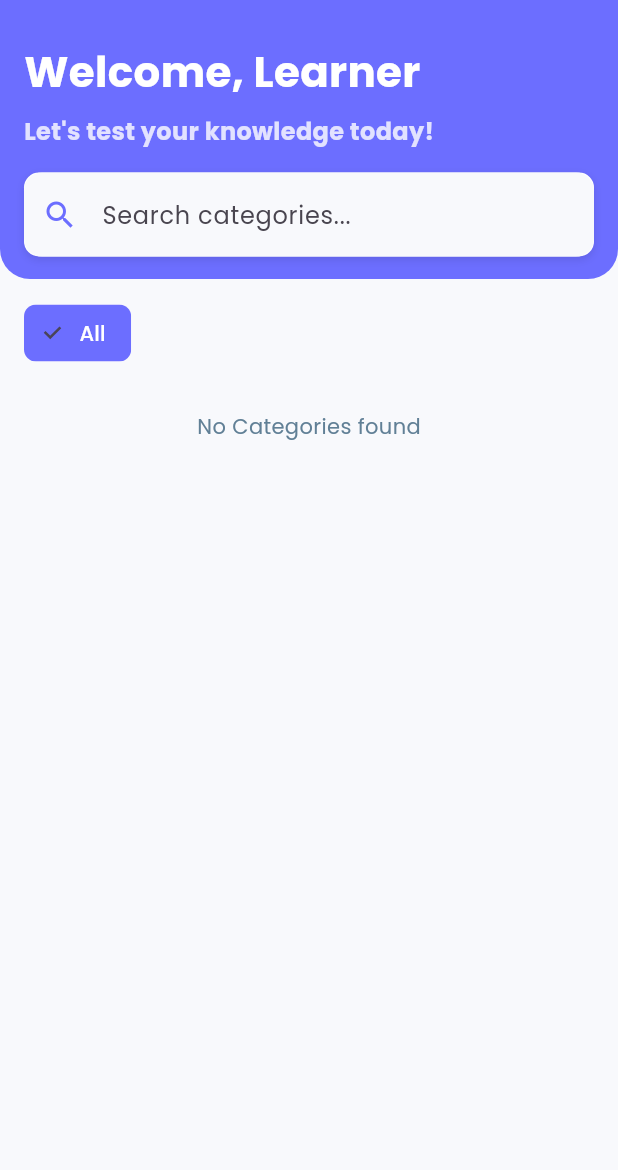
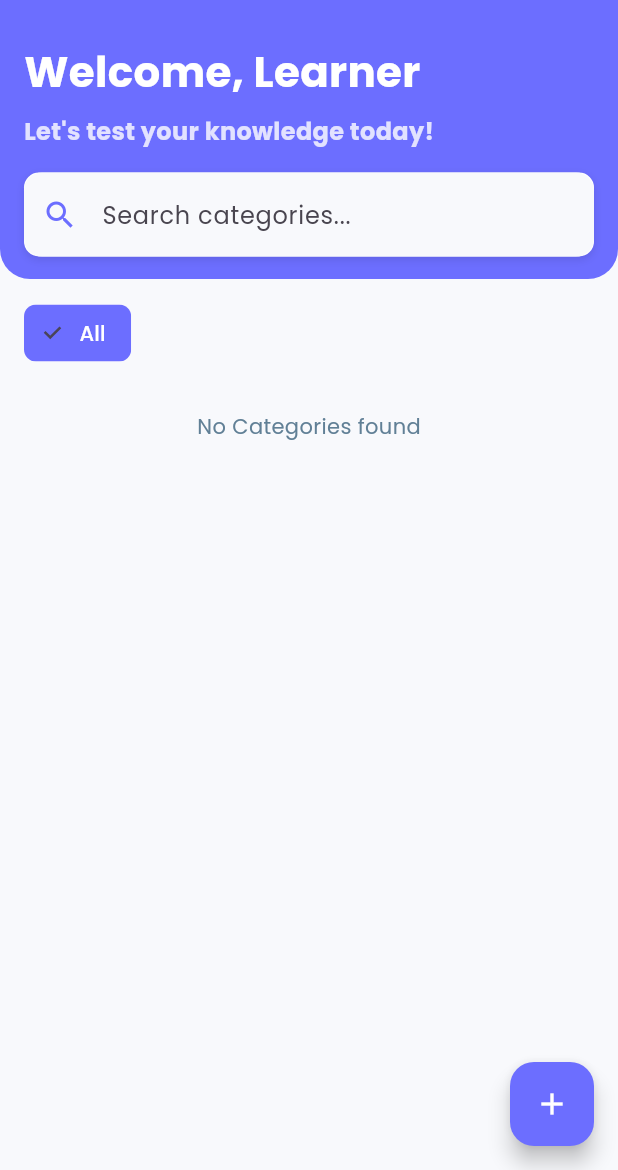
Before and after one commit to HND03/quiz_app, a Flutter app: the screen it shows after launch, on a phone screen of 412 x 824 dp, the part 66-1236 px from its top. Run offline on Flutter 3.47's test engine with Material 3 defaults, Android fonts, the phone set to English and light mode, and no system bars; our stand-ins replace cloud_firestore, firebase_core, flutter_animate, google_fonts, percent_indicator; accounts and stored records are empty.

Commit message:
"Refresh on home_screen"

```diff
--- a/lib/view/admin/admin_home_screen.dart
+++ b/lib/view/admin/admin_home_screen.dart
@@ -144,7 +144,7 @@ class _AdminHomeScreenState extends State<AdminHomeScreen> {
       appBar: AppBar(
         backgroundColor: AppTheme.backgroundColor,
         title: Text(
-          'Admin Dashboard',
+          'Quiz Manager',
           style: TextStyle(fontWeight: FontWeight.bold),
         ),
         elevation: 0,
@@ -172,7 +172,7 @@ class _AdminHomeScreenState extends State<AdminHomeScreen> {
                 crossAxisAlignment: CrossAxisAlignment.stretch,
                 children: [
                   Text(
-                    'Welcome Admin',
+                    'Welcome User',
                     style: TextStyle(
                       fontSize: 24,
                       fontWeight: FontWeight.bold,
--- a/lib/view/user/home_screen.dart
+++ b/lib/view/user/home_screen.dart
@@ -3,6 +3,7 @@ import 'package:flutter/material.dart';
 import 'package:flutter_animate/flutter_animate.dart';
 import 'package:quiz_app/model/category.dart';
 import 'package:quiz_app/theme/theme.dart';
+import '../admin/admin_home_screen.dart';
 import 'category_screen.dart';
 
 class HomeScreen extends StatefulWidget {
@@ -13,7 +14,10 @@ class HomeScreen extends StatefulWidget {
 }
 
 class _HomeScreenState extends State<HomeScreen> {
+  final GlobalKey<RefreshIndicatorState> _refreshIndicatorKey =
+      GlobalKey<RefreshIndicatorState>();
   final TextEditingController _searchController = TextEditingController();
+  bool _isLoading = false;
   List<Category> _allCategories = [];
   List<Category> _filteredCategories = [];
 
@@ -28,10 +32,16 @@ class _HomeScreenState extends State<HomeScreen> {
   }
 
   Future<void> _fetchCategories() async {
+    setState(() {
+      _isLoading = true;
+    });
+    try {
       final snapshot = await FirebaseFirestore.instance
           .collection('categories')
           .orderBy('createdAt', descending: true)
           .get();
+      // Kiểm tra xem widget có còn trên cây widget không trước khi gọi setState
+      if (mounted) {
         setState(() {
           _allCategories = snapshot.docs
               .map((doc) => Category.fromMap(doc.id, doc.data()))
@@ -40,7 +50,21 @@ class _HomeScreenState extends State<HomeScreen> {
               ['All'] +
               _allCategories.map((category) => category.name).toSet().toList();
           _filteredCategories = _allCategories;
+          // THÊM DÒNG NÀY ĐỂ ĐƯA BỘ LỌC VỀ BAN ĐẦU
+          _selectedFilter = 'All';
+          // Cũng nên reset cả ô tìm kiếm
+          _searchController.clear();
+          _isLoading = false;
         });
+      }
+    } catch (e) {
+      if (mounted) {
+        setState(() {
+          _isLoading =
+              false; // Tải xong (thành công hoặc thất bại), đặt lại thành false
+        });
+      }
+    }
   }
 
   void _filterCategories(String query, {String? categoryFilter}) {
@@ -63,7 +87,26 @@ class _HomeScreenState extends State<HomeScreen> {
   Widget build(BuildContext context) {
     return Scaffold(
       backgroundColor: AppTheme.backgroundColor,
-      body: CustomScrollView(
+      floatingActionButton: FloatingActionButton(
+        onPressed: () {
+          // Điều hướng đến màn hình AdminHomeScreen
+          Navigator.push(
+            context,
+            MaterialPageRoute(builder: (context) => AdminHomeScreen()),
+          );
+        },
+        backgroundColor: AppTheme.primaryColor, // Sử dụng màu chủ đạo
+        child: Icon(
+          Icons.add, // Hoặc bạn có thể dùng Icons.add hoặc Icons.settings
+          color: Colors.white,
+        ),
+        tooltip: 'Quiz Manager', // Gợi ý nhỏ khi người dùng nhấn giữ nút
+      ),
+      body: RefreshIndicator(
+        key: _refreshIndicatorKey,
+        onRefresh: _fetchCategories,
+        color: AppTheme.primaryColor,
+        child: CustomScrollView(
           slivers: [
             SliverAppBar(
               expandedHeight: 230,
@@ -78,12 +121,18 @@ class _HomeScreenState extends State<HomeScreen> {
                   bottomRight: Radius.circular(20),
                 ),
               ),
-            title: Text(
+              title: GestureDetector(
+                onTap: () {
+                  // Gọi lại hàm fetch để làm mới dữ liệu
+                  _refreshIndicatorKey.currentState?.show();
+                },
+                child: Text(
                   "Quiz App",
                   style: TextStyle(
                     fontSize: 24,
                     fontWeight: FontWeight.bold,
                     color: Colors.white,
+                  ),
                 ),
               ),
               flexibleSpace: FlexibleSpaceBar(
@@ -198,7 +247,20 @@ class _HomeScreenState extends State<HomeScreen> {
             ),
             SliverPadding(
               padding: EdgeInsets.all(16),
-            sliver: _filteredCategories.isEmpty
+              sliver: _isLoading && _filteredCategories.isEmpty
+                  ? SliverToBoxAdapter(
+                      child: Center(
+                        child: Padding(
+                          padding: const EdgeInsets.only(
+                            top: 50.0,
+                          ), // Đẩy vòng xoay xuống
+                          child: CircularProgressIndicator(
+                            color: AppTheme.primaryColor,
+                          ),
+                        ),
+                      ),
+                    )
+                  : _filteredCategories.isEmpty
                   ? SliverToBoxAdapter(
                       child: Center(
                         child: Text(
@@ -209,8 +271,10 @@ class _HomeScreenState extends State<HomeScreen> {
                     )
                   : SliverGrid(
                       delegate: SliverChildBuilderDelegate(
-                      (context, index) =>
-                          _buildCategoryCard(_filteredCategories[index], index),
+                        (context, index) => _buildCategoryCard(
+                          _filteredCategories[index],
+                          index,
+                        ),
                         childCount: _filteredCategories.length,
                       ),
                       gridDelegate: SliverGridDelegateWithFixedCrossAxisCount(
@@ -222,6 +286,7 @@ class _HomeScreenState extends State<HomeScreen> {
                     ),
             ),
           ],
+        ),
       ),
     );
   }
```
Lines whose indentation alone changed are shown as unchanged.
